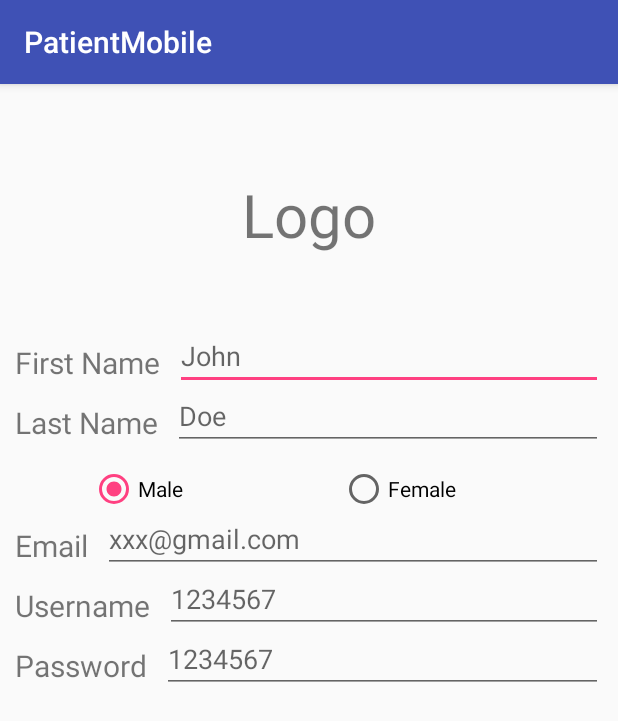
After one commit to q4wen/IO, an Android app: the RegisterActivity screen opened directly, with no data from a screen before it, on a phone screen of 412 x 824 dp. The commit adds this screen. Shown: the top 721 px of the screen. Run offline under Robolectric (Android 15) with nearby library versions, the phone set to English and light mode, and no system bars.

Commit message:
add inital structure for register interface

```diff
--- a/app/src/main/AndroidManifest.xml
+++ b/app/src/main/AndroidManifest.xml
@@ -16,6 +16,13 @@
                 <category android:name="android.intent.category.LAUNCHER" />
             </intent-filter>
         </activity>
+        <activity android:name=".RegisterActivity">
+            <intent-filter>
+                <action android:name="android.intent.action.MAIN" />
+
+                <category android:name="android.intent.category.LAUNCHER" />
+            </intent-filter>
+        </activity>
         <activity
             android:name=".MainActivity"
             android:label="@string/title_activity_main"></activity>
--- a/app/src/main/java/uwaterloo/ca/patientmobile/LoginActivity.java
+++ b/app/src/main/java/uwaterloo/ca/patientmobile/LoginActivity.java
@@ -21,5 +21,15 @@ public class LoginActivity extends AppCompatActivity {
                 startActivity(intent);
             }
         });
+
+        View RegisterBtn = findViewById(R.id.register);
+        RegisterBtn.setOnClickListener(new View.OnClickListener() {
+            @Override
+            public void onClick(View v) {
+                Intent intent = new Intent(LoginActivity.this, RegisterActivity.class);
+                finish();
+                startActivity(intent);
+            }
+        });
     }
 }
--- /dev/null
+++ b/app/src/main/java/uwaterloo/ca/patientmobile/RegisterActivity.java
@@ -0,0 +1,17 @@
+package uwaterloo.ca.patientmobile;
+
+        import android.content.Intent;
+        import android.support.v4.app.FragmentTransaction;
+        import android.support.v7.app.AppCompatActivity;
+        import android.os.Bundle;
+        import android.view.View;
+        import android.widget.TextView;
+
+public class RegisterActivity extends AppCompatActivity {
+
+    @Override
+    protected void onCreate(Bundle savedInstanceState) {
+        super.onCreate(savedInstanceState);
+        setContentView(R.layout.fragment_register);
+    }
+}
--- /dev/null
+++ b/app/src/main/res/layout/fragment_register.xml
@@ -0,0 +1,155 @@
+<?xml version="1.0" encoding="utf-8"?>
+<android.support.v7.widget.LinearLayoutCompat xmlns:android="http://schemas.android.com/apk/res/android"
+    xmlns:app="http://schemas.android.com/apk/res-auto"
+    xmlns:tools="http://schemas.android.com/tools"
+    android:layout_width="match_parent"
+    android:layout_height="match_parent"
+    android:orientation="vertical"
+    android:gravity="center_horizontal"
+    android:padding="10dp">
+
+
+    <TextView
+        android:layout_marginVertical="50dp"
+        android:text="Logo"
+        android:textSize="40dp"
+        android:layout_width="wrap_content"
+        android:layout_height="wrap_content" />
+
+
+    <LinearLayout
+        android:layout_width="match_parent"
+        android:layout_height="40dp"
+        android:orientation="horizontal">
+        <TextView
+            android:layout_width="wrap_content"
+            android:layout_height="wrap_content"
+            android:text="First Name"
+            android:textSize="20dp"/>
+        <EditText
+            android:hint="John"
+            android:layout_width="match_parent"
+            android:layout_height="match_parent"
+            android:layout_marginStart="10dp"/>
+
+    </LinearLayout>
+
+    <LinearLayout
+        android:layout_width="match_parent"
+        android:layout_height="40dp"
+        android:orientation="horizontal">
+        <TextView
+            android:layout_width="wrap_content"
+            android:layout_height="wrap_content"
+            android:text="Last Name"
+            android:textSize="20dp"/>
+        <EditText
+            android:hint="Doe"
+            android:layout_width="match_parent"
+            android:layout_height="match_parent"
+            android:layout_marginStart="10dp"
+            android:inputType="textWebPassword"/>
+    </LinearLayout>
+
+    <RadioGroup
+        android:id="@+id/radioGrp"
+        android:layout_width="fill_parent"
+        android:layout_height="wrap_content"
+        android:orientation="horizontal"
+        android:paddingTop="10dp"
+        android:paddingLeft="50dp"
+        android:paddingRight="8dp"
+        android:textAlignment="center"
+        >
+        <RadioButton
+            android:id="@+id/radioM"
+            android:layout_width="0dp"
+            android:layout_height="wrap_content"
+            android:layout_gravity="left"
+            android:checked="true"
+            android:layout_weight="1"
+            android:textSize="14dp"
+            android:text="Male"
+            />
+        <RadioButton
+            android:id="@+id/radioF"
+            android:layout_width="0dp"
+            android:layout_height="wrap_content"
+            android:layout_gravity="right"
+            android:checked="false"
+            android:layout_weight="1"
+            android:textSize="14dp"
+            android:text="Female"
+            />
+    </RadioGroup>
+
+    <LinearLayout
+    android:layout_width="match_parent"
+    android:layout_height="40dp"
+    android:orientation="horizontal">
+    <TextView
+        android:layout_width="wrap_content"
+        android:layout_height="wrap_content"
+        android:text="Email"
+        android:textSize="20dp"/>
+    <EditText
+        android:hint="xxx@gmail.com"
+        android:layout_width="match_parent"
+        android:layout_height="match_parent"
+        android:layout_marginStart="10dp"
+        android:inputType="textWebPassword"/>
+</LinearLayout>
+    <LinearLayout
+        android:layout_width="match_parent"
+        android:layout_height="40dp"
+        android:orientation="horizontal">
+        <TextView
+            android:layout_width="wrap_content"
+            android:layout_height="wrap_content"
+            android:text="Username"
+            android:textSize="20dp"/>
+        <EditText
+            android:hint="1234567"
+            android:layout_width="match_parent"
+            android:layout_height="match_parent"
+            android:layout_marginStart="10dp"
+            android:inputType="textWebPassword"/>
+    </LinearLayout>
+
+    <LinearLayout
+        android:layout_width="match_parent"
+        android:layout_height="40dp"
+        android:orientation="horizontal">
+        <TextView
+            android:layout_width="wrap_content"
+            android:layout_height="wrap_content"
+            android:text="Password"
+            android:textSize="20dp"/>
+        <EditText
+            android:hint="1234567"
+            android:layout_width="match_parent"
+            android:layout_height="match_parent"
+            android:layout_marginStart="10dp"
+            android:inputType="textWebPassword"/>
+    </LinearLayout>
+
+    <LinearLayout
+        android:layout_width="match_parent"
+        android:layout_height="40dp"
+        android:orientation="horizontal">
+        <TextView
+            android:id="@+id/date"
+            android:layout_width="match_parent"
+            android:layout_height="wrap_content"
+            />
+
+        <Button
+            android:id="@+id/pick_date"
+            android:layout_width="wrap_content"
+            android:layout_height="wrap_content"
+            android:text="Pick date"
+            android:onClick="showDatePickerDialog" />
+
+    </LinearLayout>
+
+</android.support.v7.widget.LinearLayoutCompat>
--- a/app/src/main/res/layout/login_main.xml
+++ b/app/src/main/res/layout/login_main.xml
@@ -59,6 +59,11 @@
         android:layout_width="wrap_content"
         android:layout_height="wrap_content" />
 
-
+    <Button
+        android:id="@+id/register"
+        android:layout_marginTop="30dp"
+        android:text="Register"
+        android:layout_width="wrap_content"
+        android:layout_height="wrap_content" />
 
 </android.support.v7.widget.LinearLayoutCompat>
```
